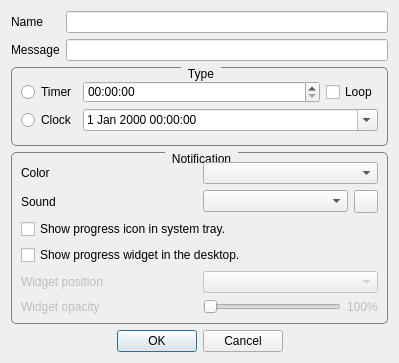
Before: the Qt Designer form NewAlarmDialog.ui in FelixdelasPozas/MultiAlarm, drawn with Qt 5.
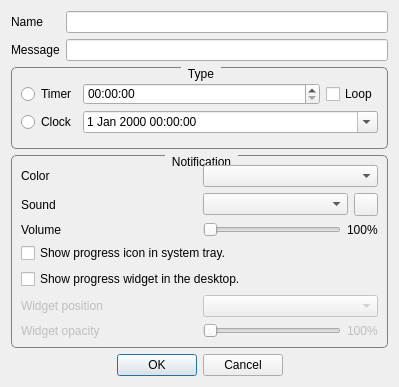
After: the same form once the commit is applied. Icons and pictures are not drawn.

Commit message:
Volume configuration. Option to reconfigure a timer alarm.
- Added button to reconfigure timer alarms in AlarmWidget.
- Added volume configuration in NewAlarmDialog. Expanded API to modify
  more parameters after creation.
- New svg icons for volume and configuration.

Diff of the .ui file:
```diff
--- a/NewAlarmDialog.ui
+++ b/NewAlarmDialog.ui
@@ -10,19 +10,19 @@
     <x>0</x>
     <y>0</y>
     <width>399</width>
-    <height>363</height>
+    <height>387</height>
    </rect>
   </property>
   <property name="minimumSize">
    <size>
     <width>399</width>
-    <height>363</height>
+    <height>387</height>
    </size>
   </property>
   <property name="maximumSize">
    <size>
     <width>399</width>
-    <height>363</height>
+    <height>387</height>
    </size>
   </property>
   <property name="windowTitle">
@@ -195,37 +195,10 @@
      </property>
      <layout class="QVBoxLayout" name="verticalLayout_3">
       <item>
-       <layout class="QGridLayout" name="gridLayout_3" columnstretch="0,0">
+       <layout class="QGridLayout" name="gridLayout_3" columnstretch="1,1">
         <property name="topMargin">
          <number>0</number>
         </property>
-        <item row="0" column="1">
-         <widget class="QComboBox" name="m_colorComboBox">
-          <property name="toolTip">
-           <string>Color of the alarm</string>
-          </property>
-         </widget>
-        </item>
-        <item row="0" column="0">
-         <widget class="QLabel" name="label_3">
-          <property name="toolTip">
-           <string>Color of the alarm</string>
-          </property>
-          <property name="text">
-           <string>Color</string>
-          </property>
-         </widget>
-        </item>
-        <item row="1" column="0">
-         <widget class="QLabel" name="label_2">
-          <property name="toolTip">
-           <string>Sound of the alarm</string>
-          </property>
-          <property name="text">
-           <string>Sound</string>
-          </property>
-         </widget>
-        </item>
         <item row="1" column="1">
          <layout class="QHBoxLayout" name="horizontalLayout">
           <item>
@@ -251,6 +224,64 @@
           </item>
          </layout>
         </item>
+        <item row="1" column="0">
+         <widget class="QLabel" name="label_2">
+          <property name="toolTip">
+           <string>Sound of the alarm</string>
+          </property>
+          <property name="text">
+           <string>Sound</string>
+          </property>
+         </widget>
+        </item>
+        <item row="0" column="0">
+         <widget class="QLabel" name="label_3">
+          <property name="toolTip">
+           <string>Color of the alarm</string>
+          </property>
+          <property name="text">
+           <string>Color</string>
+          </property>
+         </widget>
+        </item>
+        <item row="0" column="1">
+         <widget class="QComboBox" name="m_colorComboBox">
+          <property name="toolTip">
+           <string>Color of the alarm</string>
+          </property>
+         </widget>
+        </item>
+        <item row="2" column="0">
+         <widget class="QLabel" name="label_5">
+          <property name="text">
+           <string>Volume</string>
+          </property>
+         </widget>
+        </item>
+        <item row="2" column="1">
+         <layout class="QHBoxLayout" name="horizontalLayout_6">
+          <item>
+           <widget class="QSlider" name="m_volumeSlider">
+            <property name="toolTip">
+             <string>Alarm sound volume</string>
+            </property>
+            <property name="orientation">
+             <enum>Qt::Horizontal</enum>
+            </property>
+           </widget>
+          </item>
+          <item>
+           <widget class="QLabel" name="m_volumeSliderValue">
+            <property name="toolTip">
+             <string>Alarm sound volume</string>
+            </property>
+            <property name="text">
+             <string>100%</string>
+            </property>
+           </widget>
+          </item>
+         </layout>
+        </item>
        </layout>
       </item>
       <item>
```
Left out of the diff: 2 changed lines with no effect on the pictures. The commit also changes 12 other files.
